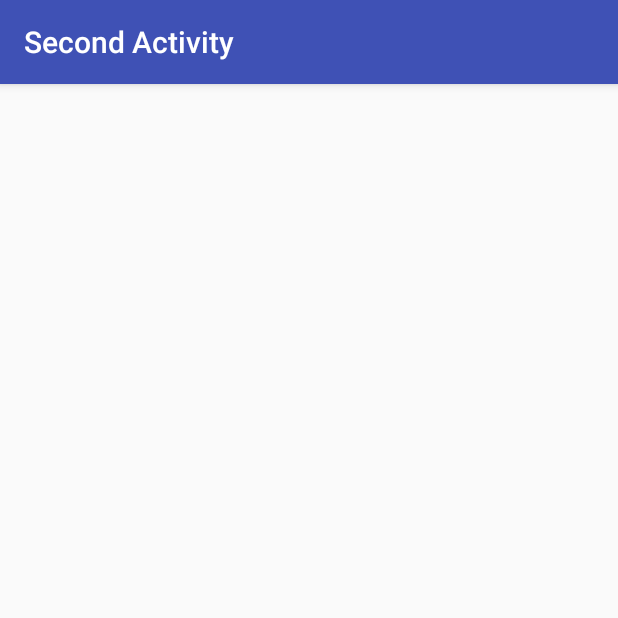
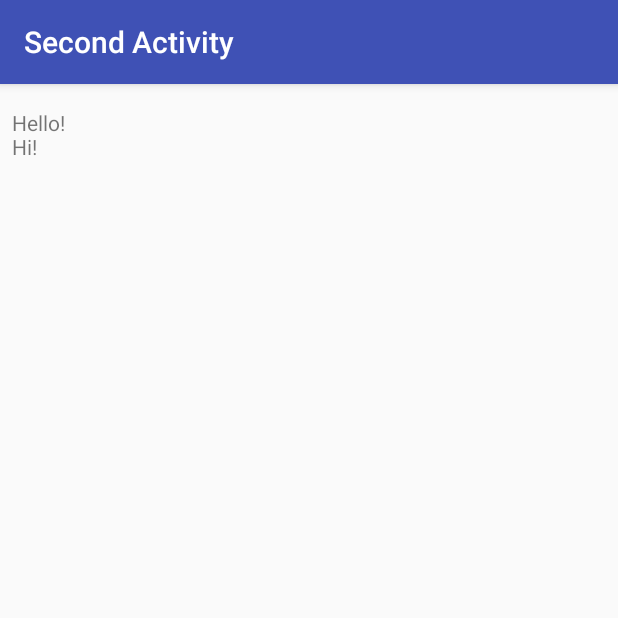
Before and after one commit to pmknkaek/androidPractice, an Android app: the screen it shows after launch (SecondActivity), after a tap on "HELLO WORLD!", on a phone screen of 412 x 824 dp, the top half of it. Run offline under Robolectric (Android 15) with nearby library versions, the phone set to English and light mode, and no system bars.

Commit message:
Added second activity

```diff
--- a/app/src/main/java/com/andy/practice1/MainActivity.java
+++ b/app/src/main/java/com/andy/practice1/MainActivity.java
@@ -19,17 +19,20 @@ public class MainActivity extends AppCompatActivity {
     }
 
     public void onClickFindWords(View view){
-        TextView words = (TextView) findViewById(R.id.words);
         Spinner language = (Spinner) findViewById(R.id.spinner);
         int selection = (int)language.getSelectedItemId();
         List<String> wordsList = getWords(selection);
-        StringBuilder wordsFormatted = new StringBuilder();
+        String wordsFormatted = "";
         Intent intent = new Intent(this, SecondActivity.class);
 
         for (String word:wordsList) {
-            wordsFormatted.append(word).append('\n');
+            wordsFormatted += word + '\n';
         }
-       // words.setText(wordsFormatted);
+        wordsFormatted = wordsFormatted.substring(0, wordsFormatted.length()-1);
+        intent.putExtra("words", wordsFormatted);
+        //unused TextView
+       /* TextView words = (TextView) findViewById(R.id.words);
+       words.setText(wordsFormatted); */
         startActivity(intent);
         }
 
--- a/app/src/main/java/com/andy/practice1/SecondActivity.java
+++ b/app/src/main/java/com/andy/practice1/SecondActivity.java
@@ -1,7 +1,9 @@
 package com.andy.practice1;
 
+import android.content.Intent;
 import android.support.v7.app.AppCompatActivity;
 import android.os.Bundle;
+import android.widget.TextView;
 
 public class SecondActivity extends AppCompatActivity {
 
@@ -9,5 +11,10 @@ public class SecondActivity extends AppCompatActivity {
     protected void onCreate(Bundle savedInstanceState) {
         super.onCreate(savedInstanceState);
         setContentView(R.layout.activity_second);
+        Intent intent = getIntent();
+        String words = intent.getStringExtra("words");
+        TextView message = (TextView) findViewById(R.id.message);
+
+        message.setText(words);
     }
 }
--- a/app/src/main/res/layout/activity_main.xml
+++ b/app/src/main/res/layout/activity_main.xml
@@ -35,7 +35,6 @@
         android:layout_height="wrap_content"
         android:layout_marginStart="16dp"
         android:layout_marginTop="32dp"
-        android:text="@string/phrases"
         app:layout_constraintLeft_toLeftOf="parent"
         app:layout_constraintTop_toBottomOf="@+id/spinner" />
 </android.support.constraint.ConstraintLayout>
--- a/app/src/main/res/layout/activity_second.xml
+++ b/app/src/main/res/layout/activity_second.xml
@@ -7,14 +7,14 @@
     tools:context="com.andy.practice1.SecondActivity">
 
     <TextView
-        android:id="@+id/textView"
-        android:layout_width="7dp"
-        android:layout_height="21dp"
-        android:text="@string/phrases"
-        app:layout_constraintTop_toTopOf="parent"
+        android:id="@+id/message"
+        android:layout_width="match_parent"
+        android:layout_height="wrap_content"
+        android:layout_marginEnd="8dp"
+        android:layout_marginStart="8dp"
         android:layout_marginTop="16dp"
-        android:layout_marginLeft="8dp"
+        app:layout_constraintHorizontal_bias="0.5"
         app:layout_constraintLeft_toLeftOf="parent"
-        android:layout_marginRight="8dp"
-        app:layout_constraintRight_toRightOf="parent" />
+        app:layout_constraintRight_toRightOf="parent"
+        app:layout_constraintTop_toTopOf="parent" />
 </android.support.constraint.ConstraintLayout>
--- a/app/src/main/res/values/strings.xml
+++ b/app/src/main/res/values/strings.xml
@@ -5,7 +5,6 @@
         <item>English</item>
         <item>German</item>
     </array>
-    <string name="phrases" translatable="false"></string>
     <string name="main_label">Main Activity</string>
     <string name="second_label">Second Activity</string>
 </resources>
```
Also changed, not shown: 1 other file.
